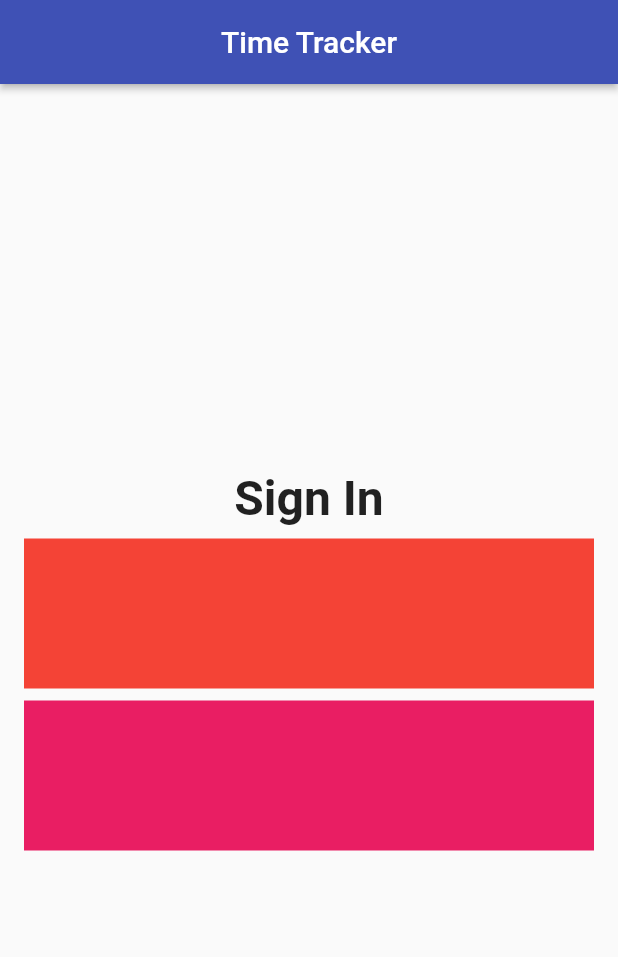
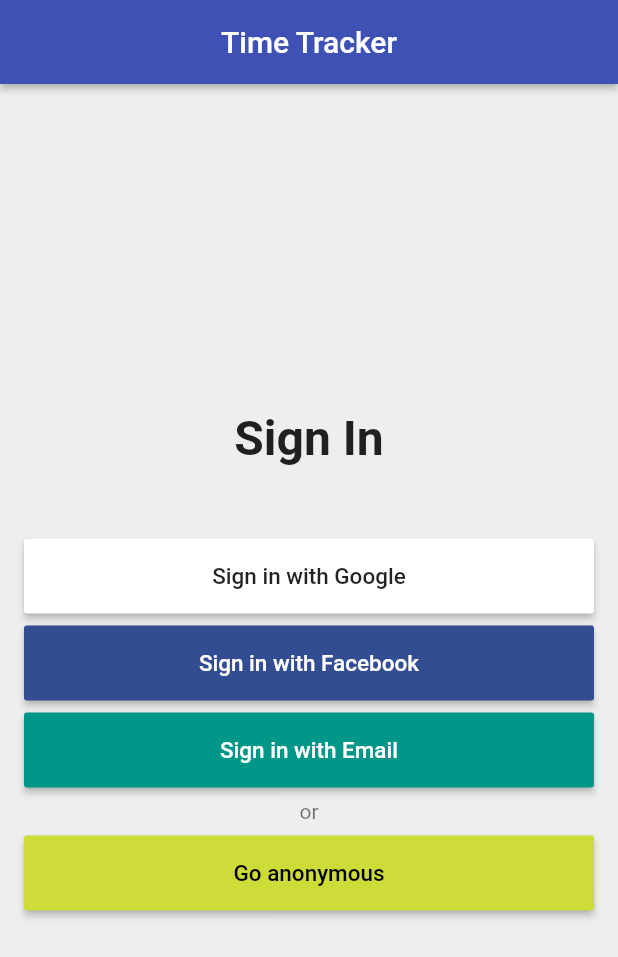
Before and after one commit to Adil5310/Time-Tracker, a Flutter app: the screen it shows after launch, on a phone screen of 412 x 824 dp. Shown: the top 957 px of the screen. Run offline on Flutter 3.47's test engine with Material 2 defaults, Android fonts, the phone set to English and light mode, and no system bars.

Commit message:
Added different signin option layout

```diff
--- a/lib/app/sign_in/sign_in_page.dart
+++ b/lib/app/sign_in/sign_in_page.dart
@@ -1,4 +1,6 @@
 import 'package:flutter/material.dart';
+import 'package:time_tracker/app/sign_in/signin_button.dart';
+import 'package:time_tracker/common_widgets/custom_raisedbutton.dart';
 
 class SignInPage extends StatelessWidget {
   const SignInPage({Key? key}) : super(key: key);
@@ -11,6 +13,7 @@ class SignInPage extends StatelessWidget {
         elevation: 2.0,
       ),
       body: _buildContant(),
+      backgroundColor: Colors.grey[200],
     );
   }
 
@@ -30,22 +33,51 @@ class SignInPage extends StatelessWidget {
             ),
           ),
           SizedBox(
+            height: 48,
+          ),
+          SignInButton(
+            text: 'Sign in with Google',
+            textColor: Colors.black87,
+            color: Colors.white,
+            onPressed: () {},
+          ),
+          SizedBox(
             height: 8,
           ),
-          Container(
-            color: Colors.red,
-            child: SizedBox(
-              height: 100.0,
+          SignInButton(
+            text: 'Sign in with Facebook',
+            textColor: Colors.white,
+            color: Color(0xFF334D92),
+            onPressed: () {},
+          ),
+          SizedBox(
+            height: 8,
+          ),
+          SignInButton(
+            text: 'Sign in with Email',
+            textColor: Colors.white,
+            color: Colors.teal,
+            onPressed: () {},
+          ),
+          SizedBox(
+            height: 8,
+          ),
+          Text(
+            'or',
+            textAlign: TextAlign.center,
+            style: TextStyle(
+              fontSize: 14.0,
+              color: Colors.black54,
             ),
           ),
           SizedBox(
             height: 8,
           ),
-          Container(
-            color: Colors.pink,
-            child: SizedBox(
-              height: 100.0,
-            ),
+          SignInButton(
+            text: 'Go anonymous',
+            textColor: Colors.black,
+            color: Colors.lime,
+            onPressed: () {},
           ),
         ],
       ),
--- /dev/null
+++ b/lib/app/sign_in/signin_button.dart
@@ -0,0 +1,23 @@
+import 'package:flutter/material.dart';
+import 'package:time_tracker/common_widgets/custom_raisedbutton.dart';
+
+class SignInButton extends CustomRaisedButton {
+  SignInButton({
+    required String text,
+    required Color textColor,
+    required Color color,
+    required VoidCallback onPressed,
+
+  }) : super(
+          child: Text(
+            text,
+            style: TextStyle(
+              color: textColor,
+              fontSize: 15,
+            ),
+          ),
+    color: color,
+    onPressed: onPressed,
+
+        );
+}
```
Also changed, not shown: lib/common_widgets/custom_raisedbutton.dart (added, +33 -0 lines).
